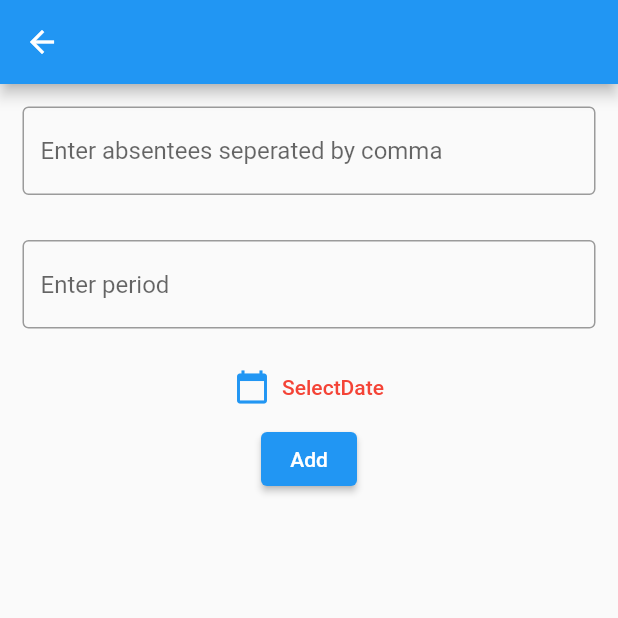
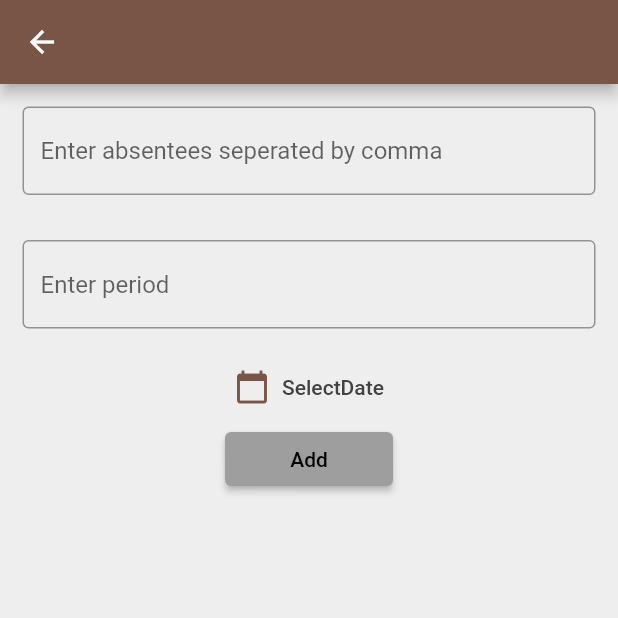
Before and after one commit to rjtechlab/attendance_calculator, a Flutter app: the AttendanceScreen screen opened directly with empty values, after a tap on the "add" icon, on a phone screen of 412 x 824 dp, the top half of it. Run offline on Flutter 3.47's test engine with Material 2 defaults, Android fonts, the phone set to English and light mode, and no system bars; our stand-ins replace hive_flutter; accounts and stored records are empty.

```diff
--- a/lib/screens/add_attendance_screen.dart
+++ b/lib/screens/add_attendance_screen.dart
@@ -28,13 +28,15 @@ class AddAttendanceScreen extends StatelessWidget {
   @override
   Widget build(BuildContext context) {
     return Scaffold(
-      appBar: AppBar(
+      backgroundColor: Colors.grey[200],
+      appBar: AppBar(backgroundColor: Colors.brown,
         title: Text(subjectModel.subject),
         centerTitle: true,
       ),
       body: SafeArea(
-          child: Column(
-        mainAxisSize: MainAxisSize.min,
+          child: ListView(
+            shrinkWrap: true,
+        //mainAxisSize: MainAxisSize.min,
         children: [
           Padding(
             padding: const EdgeInsets.all(15.0),
@@ -59,7 +61,7 @@ class AddAttendanceScreen extends StatelessWidget {
                     return 'Please enter period';
                   }
                 },
-                keyboardType: TextInputType.numberWithOptions(),
+                keyboardType: TextInputType.number,
                 inputFormatters: [
                   FilteringTextInputFormatter.allow(RegExp('[0-9,]')),
                 ],
@@ -83,15 +85,18 @@ class AddAttendanceScreen extends StatelessWidget {
                 datein_string.value = date.toString();
               }
             },
-            icon: Icon(Icons.calendar_today),
+            icon: Icon(Icons.calendar_today,color: Colors.brown,),
             label:  ValueListenableBuilder( valueListenable: datein_string,
               builder: (BuildContext ctx, String finaldate, Widget? _) {
-                return date==null?Text('SelectDate',style: TextStyle(color: Colors.red),):Text(DateFormat.yMMMd().format(date!));
+                return date==null?Text('SelectDate',style: TextStyle(color: Colors.grey[800]),):Text(DateFormat.yMMMd().format(date!),style: TextStyle(color: Colors.brown),);
               },
             ),
           ),
-          ElevatedButton(
-              onPressed: () {
+          Padding(
+            padding: const EdgeInsets.only(left: 150,right: 150),
+            child: ElevatedButton(
+              style: ButtonStyle(backgroundColor: MaterialStateProperty.all(Colors.grey)),
+                onPressed: () async {
 
                   _FormKey.currentState!.validate();
                   if(date==null){
@@ -101,14 +106,20 @@ class AddAttendanceScreen extends StatelessWidget {
                  final periodlist_integer = periodlist.map(int.parse).toList();
 
 
-                final absentees = absent_controller.text;
-                find_finalattendance(context, absentees);
+                 // final absentees = absent_controller.text.split(',');
+                 await find_finalattendance(context, absent_controller.text);
+
                   final attendance_data=AttendenceModel(periods: periodlist_integer, date: date!, id: DateTime.now().microsecondsSinceEpoch.toString(),
                       rollnumberlist: finalattendancelist, subject:subjectModel.subject, department: subjectModel.dept, submodel: subjectModel);
                   attendance_box.add(attendance_data);
+
+                  attendance_box.isEmpty?isemptycalculatebutton.value=false:isemptycalculatebutton.value=true;
+                  isemptycalculatebutton.notifyListeners();
+
                   Navigator.pop(context);
                 },
-              child: Text('Add')),
+                child: Text('Add',style: TextStyle(color: Colors.black),)),
+          ),
         ],
       )
           //Text(subject+ totalstudents.toString()),
@@ -116,19 +127,24 @@ class AddAttendanceScreen extends StatelessWidget {
     );
   }
 
-  void find_finalattendance(BuildContext context, String absentees, ) {
+   find_finalattendance(context, String absentees, )  async {
 
     if (absentees.isNotEmpty) {
       absenteeslist = absentees.split(",");
       absenteeslist_integer = absenteeslist.map(int.parse).toList();
+        print('ok $absenteeslist_integer');
+      for (var element in absenteeslist_integer) {
 
-      for (var element in absenteeslist_integer) {
-        if (element > subjectModel.totalstrength) {
-          showDialog(
-              context: context,
-              builder: (ctx) {
-                return AlertDialog(
-                  title: Text('Alert!!'),
+        if (element>subjectModel.totalstrength) {
+          print(element);
+          print(subjectModel.totalstrength);
+         //  await showDialog(context: context, builder: (context){
+         //   return AlertDialog(title: Text('text'),);
+         // });
+
+          await showDialog(context: context, builder: (context) {
+            return AlertDialog(title: Text('Alert!!'),
+              // });
               content: Column(
                 mainAxisSize: MainAxisSize.min,
                 children: [
@@ -141,33 +157,42 @@ class AddAttendanceScreen extends StatelessWidget {
                     InputDecoration(border: OutlineInputBorder()),
                     controller: absent_controller,
                   ),
-                      Text('Total student strength is' +subjectModel.totalstrength.toString()),
+                  Text('Total student strength is' +
+                      subjectModel.totalstrength.toString()),
                   ElevatedButton(
                       onPressed: () {
-
                         absenteeslist.clear();
                         final absent = absent_controller.text;
                         absenteeslist = absent.split(",");
+                        find_finalattendance(context, absent_controller.text);
                         absenteeslist_integer =
                             absenteeslist.map(int.parse).toList();
 
                         finalattendancelist = absenteeslist_integer;
+
                         print('parsed list=$finalattendancelist');
-                            absent_controller
-                                .clear(); //Clear textformfield after attendance  entering
+                       // absent_controller.clear();
+
+                        //Clear textformfield after attendance  entering
                         SystemChannels.textInput.invokeMethod(
                             'TextInput.hide'); //Dispose keyboard
                         Navigator.of(context).pop();
                       },
-                          child: Text('OK'))
+                      child: Text('OK')),
                 ],
-                  ),
-                );
+              ),);
           });
-        } else {
+              }
+          else
+            {
           finalattendancelist = absenteeslist_integer;
         }
       }
+    }
+    else{
+      finalattendancelist=absenteeslist_integer;
+      print('in else');
+      Navigator.of(context).pop();
     }
     SystemChannels.textInput.invokeMethod('TextInput.hide'); //Dispose keyboard
   }
--- a/lib/screens/addsubject_screen.dart
+++ b/lib/screens/addsubject_screen.dart
@@ -14,7 +14,9 @@ class AddSubject extends StatelessWidget {
     final _semester_controller=TextEditingController();
     final _totalstudent_controller=TextEditingController();
     return Scaffold(
+      backgroundColor: Colors.grey[200],
       appBar: AppBar(
+        backgroundColor: Colors.brown,
         centerTitle: true,
         title: Text('Add Subject'),
       ),
@@ -27,6 +29,7 @@ class AddSubject extends StatelessWidget {
                 child: Column(
                   children: [
                     TextFormField(
+                      textCapitalization: TextCapitalization.words,
                       decoration: InputDecoration(border: OutlineInputBorder(),hintText: 'Subject Name'),
                       controller:_subject_controller ,
                      validator: (value){
@@ -37,6 +40,7 @@ class AddSubject extends StatelessWidget {
                     ),
                     SizedBox(height: 15,),
                     TextFormField(
+                      textCapitalization: TextCapitalization.words,
                       decoration: InputDecoration(border: OutlineInputBorder(),hintText: 'Department Name'),
                       controller:_dept_controller ,
                       validator: (value){
@@ -47,6 +51,7 @@ class AddSubject extends StatelessWidget {
                     ),
                     SizedBox(height: 15),
                     TextFormField(
+                      textCapitalization: TextCapitalization.words,
                       decoration: InputDecoration(border: OutlineInputBorder(),hintText: 'Semester'),
                       controller:_semester_controller ,
                       validator: (value){
--- a/lib/screens/attendance_screen.dart
+++ b/lib/screens/attendance_screen.dart
@@ -3,6 +3,7 @@ import 'package:attendance_calculator/model/attendance_model.dart';
 import 'package:attendance_calculator/model/subject_model.dart';
 import 'package:attendance_calculator/screens/add_attendance_screen.dart';
 import 'package:attendance_calculator/screens/calculate_attendance_screen.dart';
+import 'package:attendance_calculator/screens/home_screen.dart';
 import 'package:flutter/cupertino.dart';
 import 'package:flutter/material.dart';
 import 'package:hive_flutter/hive_flutter.dart';
@@ -14,37 +15,64 @@ class AttendanceScreen extends StatelessWidget {
  // int totalstudents;
   List<int>rollnumber_calculation=[];
 
+
   AttendanceScreen({required this.subjectmodel});
 
   @override
   Widget build(BuildContext context) {
 
     return Scaffold(
-      appBar: AppBar(title: Text('${subjectmodel.subject} Attendance'),actions: [
+      backgroundColor: Colors.grey[200],
+      appBar: AppBar(backgroundColor: Colors.brown,
+        title: Text('${subjectmodel.subject} Attendance'),actions: [
         IconButton(onPressed: (){
+
           Navigator.of(context).push(MaterialPageRoute(builder: (context)
           {
             return AddAttendanceScreen(subjectModel: subjectmodel,
-                //subject: subjectmodel.subject, totalstudents: subjectmodel.totalstrength,
+
             );}));
+
 
         }, icon: Icon(Icons.add))
       ],),
 
         body:SafeArea(
-          child: Column(
+          child: ValueListenableBuilder(
+      valueListenable: isemptycalculatebutton,
+            builder: (BuildContext context, bool boolvalue, Widget? child) {
+              return Column(
+
+               // mainAxisSize: MainAxisSize.min,
                 children: [
-              ElevatedButton(onPressed: (){
+                  Visibility(
+                    visible: boolvalue,
+                    child: Padding(
+                      padding: const EdgeInsets.only(top: 10),
+                      child: ElevatedButton(onPressed: (){
                         rollnumber_calculation.clear();
                         Navigator.of(context).push(MaterialPageRoute(builder: (context){return CalculationScreen(passingmodel: subjectmodel);}));
                       },
-                child: Text('Calculate'),style: ButtonStyle(backgroundColor: MaterialStateProperty.all(Colors.teal)),),
+                        child: Text('Calculate',style: TextStyle(color: Colors.black,),),
+                        style: ButtonStyle(backgroundColor: MaterialStateProperty.all(Colors.grey)),),
+                    ),
+                  ),
+                  SizedBox(height: 10),
                   Expanded(
                     child: ValueListenableBuilder(
                       valueListenable: attendance_box.listenable(),
                       builder: (BuildContext context, Box<AttendenceModel> value, Widget? child) {
+
                         final keys= value.keys.cast().where((element) => value.get(element)!.submodel.id==subjectmodel.id).toList();
-                    return ListView.separated(
+                        return keys.isEmpty?Center(child: RichText(
+                          text: const TextSpan(
+                              style: TextStyle(color: Colors.black,fontSize: 20),
+                              children: [
+                                TextSpan(text: 'Press  '),
+                                TextSpan(text: '+',style: TextStyle(fontWeight: FontWeight.bold,fontSize: 30)),
+                                TextSpan(text: '  button to add Attendance'),
+                              ]
+                          ),)): ListView.separated(
                             itemBuilder: (context,index){
                               final attendance_item=value.get(keys[index]);
                               rollnumber_calculation.addAll(attendance_item!.rollnumberlist);
@@ -66,11 +94,22 @@ class AttendanceScreen extends StatelessWidget {
                                   ),
                                   leading: CircleAvatar(
                                       radius: 24,
-                              backgroundColor: Colors.grey[200],
+                                      backgroundColor: Colors.grey[400],
                                       child: Text(parsedate(attendance_item.date),
                                         style: TextStyle(color: Colors.black,fontSize: 12,fontWeight: FontWeight.bold),)),
                                   trailing: IconButton(icon: Icon(Icons.delete),onPressed: (){
                                     attendance_box.delete(keys[index]);
+
+                                    final checkkeys=attendance_box.keys.where((element) => attendance_box.get(element)!.submodel.id==subjectmodel.id);
+                                    if(checkkeys.isEmpty){
+                                      isemptycalculatebutton.value=false;
+                                      isemptycalculatebutton.notifyListeners();
+                                    }
+                                    else
+                                    {
+                                      isemptycalculatebutton.value=true;
+                                      isemptycalculatebutton.notifyListeners();
+                                    }
                                   },),
                                 ),
                               );
@@ -84,8 +123,14 @@ class AttendanceScreen extends StatelessWidget {
                     ),
                   ),
                 ],
+              );
+    },
+
     ),
-        ) );
+
+            ),
+
+        ) ;
   }
 
   String parsedate(DateTime date) {
```
Also changed, not shown: lib/main.dart (+5 -7 lines), lib/screens/calculate_attendance_screen.dart (+5 -3 lines), lib/screens/home_screen.dart (+41 -7 lines), assets/RJ1.jpg (added), assets/rj logo.jpg (deleted). Lines whose indentation alone changed are shown as unchanged.
